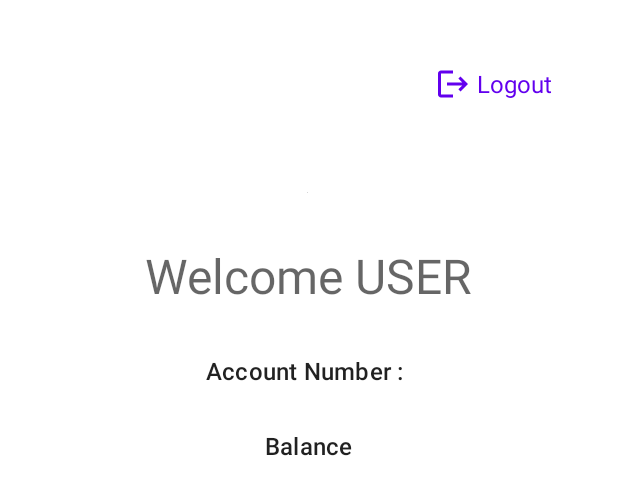
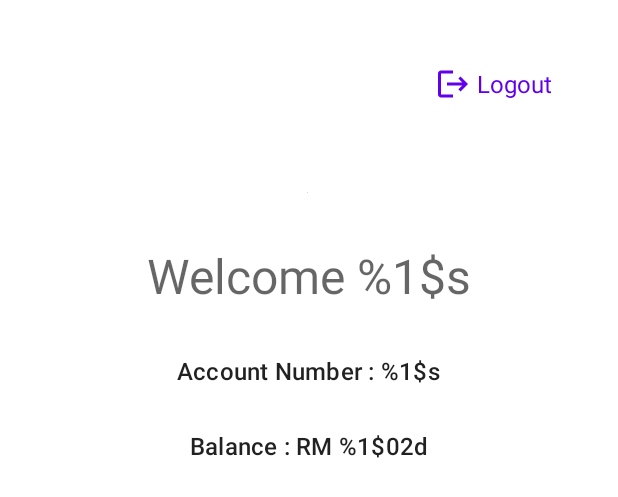
Before and after one commit to mkcarl/MobileBanking, an Android app: the layout fragment_home_page.xml on its own in the app's theme, with its tools: preview values and no code run, on a phone screen of 412 x 824 dp. Shown: the top 497 px of the screen. Run offline under Robolectric (Android 15) with nearby library versions, the phone set to English and light mode, and no system bars.

```diff
--- a/app/build.gradle
+++ b/app/build.gradle
@@ -40,6 +40,7 @@ dependencies {
     implementation 'androidx.legacy:legacy-support-v4:1.0.0'
     implementation 'com.squareup.picasso:picasso:2.71828'
     implementation platform('com.google.firebase:firebase-bom:29.1.0')
+    implementation 'com.google.firebase:firebase-firestore-ktx'
     implementation 'com.google.firebase:firebase-auth-ktx'
     testImplementation 'junit:junit:4.+'
     androidTestImplementation 'androidx.test.ext:junit:1.1.3'
--- a/app/src/main/java/com/example/mobilebanking/LoginPage.kt
+++ b/app/src/main/java/com/example/mobilebanking/LoginPage.kt
@@ -68,6 +68,8 @@ class LoginPage : AppCompatActivity() {
                             Log.d(TAG, "signInWithEmail:success")
                             val user = auth.currentUser
                             val intent = Intent(this, MainPage::class.java)
+                            intent.putExtra("username", username)
+                            intent.putExtra("password", password)
                             startActivity(intent)
                             btnLogin.isEnabled = true
                         } else {
--- a/app/src/main/java/com/example/mobilebanking/MainPage.kt
+++ b/app/src/main/java/com/example/mobilebanking/MainPage.kt
@@ -22,9 +22,12 @@ class MainPage : AppCompatActivity() {
         super.onCreate(savedInstanceState)
         setContentView(R.layout.activity_main_page)
 
+        val username = intent.getStringExtra("username")
+        val password = intent.getStringExtra("password")
+
         // https://www.geeksforgeeks.org/bottom-navigation-bar-in-android/
         val nav = findViewById<BottomNavigationView>(R.id.bottomNavigation_mainNav)
-        val fragHomePage: HomePage = HomePage()
+        val fragHomePage: HomePage = HomePage().apply { arguments = Bundle().apply { putString("username", username) } }
         val fragFundTransfer: FundTransfer1 = FundTransfer1()
         val fragHistory: TransactionHistoryPage = TransactionHistoryPage()
         val fragPayBills: PayBillsPage = PayBillsPage()
--- a/app/src/main/res/layout/fragment_home_page.xml
+++ b/app/src/main/res/layout/fragment_home_page.xml
@@ -25,7 +25,7 @@
         android:layout_width="wrap_content"
         android:layout_height="wrap_content"
         android:padding="@dimen/padding_small"
-        android:text="Welcome USER"
+        android:text="@string/home_welcome_user"
         app:layout_constraintBottom_toBottomOf="parent"
         app:layout_constraintEnd_toEndOf="parent"
         app:layout_constraintStart_toStartOf="parent"
@@ -38,7 +38,7 @@
         android:layout_width="wrap_content"
         android:layout_height="wrap_content"
         android:padding="@dimen/padding_small"
-        android:text="Account Number : "
+        android:text="@string/home_account_number"
         app:layout_constraintBottom_toBottomOf="parent"
         app:layout_constraintEnd_toEndOf="parent"
         app:layout_constraintHorizontal_bias="0.498"
@@ -52,7 +52,7 @@
         android:layout_width="wrap_content"
         android:layout_height="wrap_content"
         android:padding="@dimen/padding_small"
-        android:text="Balance"
+        android:text="@string/home_balance"
         app:layout_constraintBottom_toBottomOf="parent"
         app:layout_constraintEnd_toEndOf="parent"
         app:layout_constraintStart_toStartOf="parent"
--- a/app/src/main/res/values/strings.xml
+++ b/app/src/main/res/values/strings.xml
@@ -8,4 +8,7 @@
     <string name="navLabel_home">Home</string>
     <!-- TODO: Remove or change this placeholder text -->
     <string name="hello_blank_fragment">Hello blank fragment</string>
+    <string name="home_welcome_user">Welcome %1$s</string>
+    <string name="home_account_number">Account Number : %1$s</string>
+    <string name="home_balance">Balance : RM %1$02d</string>
 </resources>
```
Also changed, not shown: app/src/main/java/com/example/mobilebanking/HomePage.kt (+52 -2 lines).
